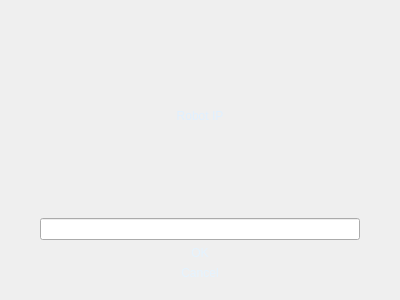
This is logindialog.ui in lshiwjx/MeasureDistance as Qt 5 draws it before an edit. The edited form follows.
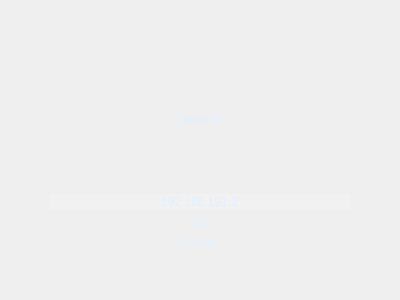
This is the edited form. Icons and pictures are not drawn.

Commit message: 美化相机登陆窗口，优化界面效果

```diff
--- a/logindialog.ui
+++ b/logindialog.ui
@@ -31,11 +31,15 @@
   <layout class="QGridLayout" name="gridLayout_2">
    <item row="0" column="1">
     <widget class="QFrame" name="frame">
+     <property name="layoutDirection">
+      <enum>Qt::LeftToRight</enum>
+     </property>
      <property name="styleSheet">
       <string notr="true">#frame{
 
 border-image:url(E:/ShiLei/code/qtForVS/pic/1.jpg);
-border-radius: 40px;
+border-radius:70px;
+padding:30px
 }
 QPushButton#pushButton,QPushButton#pushButton_2{
 	font: 75 italic 9pt &quot;Arial&quot;;
@@ -46,7 +50,18 @@
 QPushButton#pushButton:hover ,QPushButton#pushButton_2:hover                                               
 {
     background: rgba(30,144,255,0.7);                         
-}</string>
+}
+QLineEdit
+{
+    border-radius:10px;
+    border:2px;
+    background:rgba(255,255,255,0.1);
+}
+QLineEdit:focus
+{
+    background:rgba(255,255,255,1);
+}
+</string>
      </property>
      <property name="frameShape">
       <enum>QFrame::StyledPanel</enum>
@@ -54,60 +69,8 @@
      <property name="frameShadow">
       <enum>QFrame::Raised</enum>
      </property>
-     <layout class="QGridLayout" name="gridLayout">
-      <item row="3" column="1">
-       <widget class="QLineEdit" name="lineEdit"/>
-      </item>
-      <item row="5" column="1">
-       <widget class="QPushButton" name="pushButton">
-        <property name="text">
-         <string>Cancel</string>
-        </property>
-       </widget>
-      </item>
-      <item row="3" column="0">
-       <spacer name="horizontalSpacer">
-        <property name="orientation">
-         <enum>Qt::Horizontal</enum>
-        </property>
-        <property name="sizeType">
-         <enum>QSizePolicy::Fixed</enum>
-        </property>
-        <property name="sizeHint" stdset="0">
-         <size>
-          <width>20</width>
-          <height>20</height>
-         </size>
-        </property>
-       </spacer>
-      </item>
-      <item row="4" column="1">
-       <widget class="QPushButton" name="pushButton_2">
-        <property name="styleSheet">
-         <string notr="true"/>
-        </property>
-        <property name="text">
-         <string>OK</string>
-        </property>
-       </widget>
-      </item>
-      <item row="3" column="2">
-       <spacer name="horizontalSpacer_2">
-        <property name="orientation">
-         <enum>Qt::Horizontal</enum>
-        </property>
-        <property name="sizeType">
-         <enum>QSizePolicy::Fixed</enum>
-        </property>
-        <property name="sizeHint" stdset="0">
-         <size>
-          <width>20</width>
-          <height>20</height>
-         </size>
-        </property>
-       </spacer>
-      </item>
-      <item row="1" column="1">
+     <layout class="QVBoxLayout" name="verticalLayout">
+      <item>
        <widget class="QLabel" name="label">
         <property name="styleSheet">
          <string notr="true">font: 75 italic 9pt &quot;Arial&quot;;
@@ -130,6 +93,45 @@
         </property>
        </widget>
       </item>
+      <item>
+       <widget class="QLineEdit" name="lineEdit">
+        <property name="styleSheet">
+         <string notr="true">QLineEdit{
+font: 75 italic 9pt &quot;Arial&quot;;
+color:rgb(224, 240, 255);
+}
+QLineEdit:focus{
+color:rgb(0,0,0);
+}</string>
+        </property>
+        <property name="text">
+         <string>192.168.191.2</string>
+        </property>
+        <property name="frame">
+         <bool>true</bool>
+        </property>
+        <property name="alignment">
+         <set>Qt::AlignCenter</set>
+        </property>
+       </widget>
+      </item>
+      <item>
+       <widget class="QPushButton" name="pushButton_2">
+        <property name="styleSheet">
+         <string notr="true"/>
+        </property>
+        <property name="text">
+         <string>OK</string>
+        </property>
+       </widget>
+      </item>
+      <item>
+       <widget class="QPushButton" name="pushButton">
+        <property name="text">
+         <string>Cancel</string>
+        </property>
+       </widget>
+      </item>
      </layout>
     </widget>
    </item>
```
Left out of the diff: 5 changed lines with no effect on the pictures. The commit also changes 4 other files.
